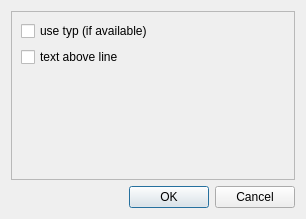
The window that src/IDlgMapTDBConfig.ui (ntruchsess/QLandkarteGT) describes before a commit, drawn with Qt 5.
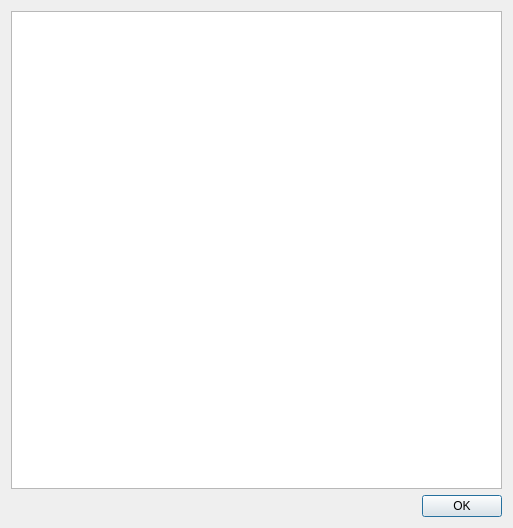
The same window after the commit.

```diff
--- a/src/IDlgMapTDBConfig.ui
+++ b/src/IDlgMapTDBConfig.ui
@@ -1,12 +1,12 @@
 <ui version="4.0" >
  <class>IDlgMapTDBConfig</class>
- <widget class="QDialog" name="IDlgMapTDBConfig" >
-  <property name="geometry" >
+ <widget class="QDialog" name="IDlgMapTDBConfig">
+  <property name="geometry">
    <rect>
     <x>0</x>
     <y>0</y>
-    <width>306</width>
-    <height>219</height>
+    <width>513</width>
+    <height>528</height>
    </rect>
   </property>
   <property name="windowTitle" >
@@ -14,42 +14,10 @@
   </property>
   <layout class="QVBoxLayout" name="verticalLayout" >
    <item>
-    <widget class="QFrame" name="frame" >
-     <property name="frameShape" >
-      <enum>QFrame::StyledPanel</enum>
+    <widget class="QTextEdit" name="textEdit">
+     <property name="readOnly">
+      <bool>true</bool>
      </property>
-     <property name="frameShadow" >
-      <enum>QFrame::Raised</enum>
-     </property>
-     <layout class="QVBoxLayout" name="verticalLayout_2" >
-      <item>
-       <widget class="QCheckBox" name="checkUseTyp" >
-        <property name="text" >
-         <string>use typ (if available)</string>
-        </property>
-       </widget>
-      </item>
-      <item>
-       <widget class="QCheckBox" name="checkTextAboveLine" >
-        <property name="text" >
-         <string>text above line</string>
-        </property>
-       </widget>
-      </item>
-      <item>
-       <spacer name="verticalSpacer" >
-        <property name="orientation" >
-         <enum>Qt::Vertical</enum>
-        </property>
-        <property name="sizeHint" stdset="0" >
-         <size>
-          <width>20</width>
-          <height>40</height>
-         </size>
-        </property>
-       </spacer>
-      </item>
-     </layout>
     </widget>
    </item>
    <item>
@@ -57,8 +25,8 @@
      <property name="orientation" >
       <enum>Qt::Horizontal</enum>
      </property>
-     <property name="standardButtons" >
-      <set>QDialogButtonBox::Cancel|QDialogButtonBox::Ok</set>
+     <property name="standardButtons">
+      <set>QDialogButtonBox::Ok</set>
      </property>
     </widget>
    </item>
```
Left out of the diff: 19 changed lines with no effect on the pictures.
